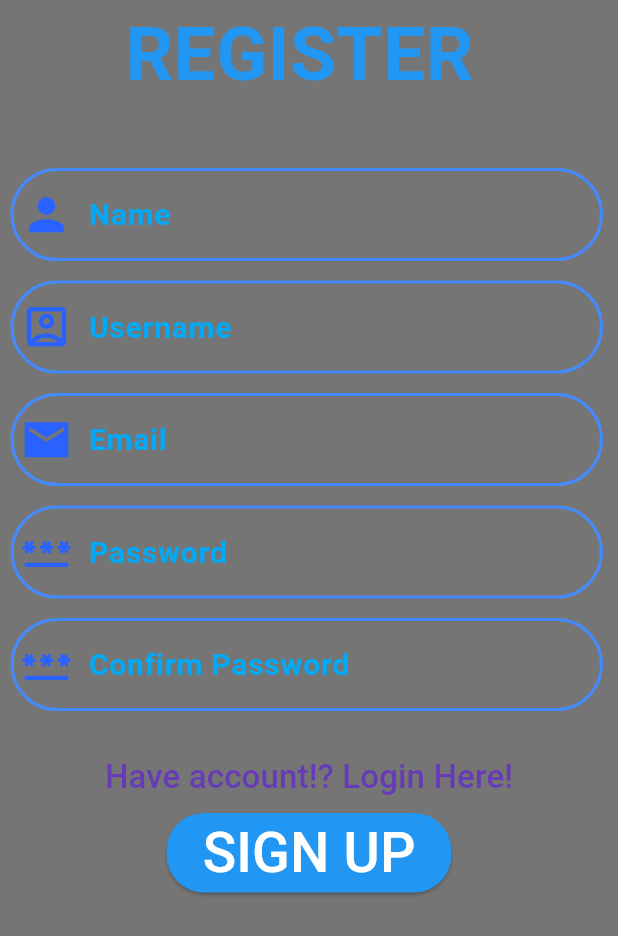
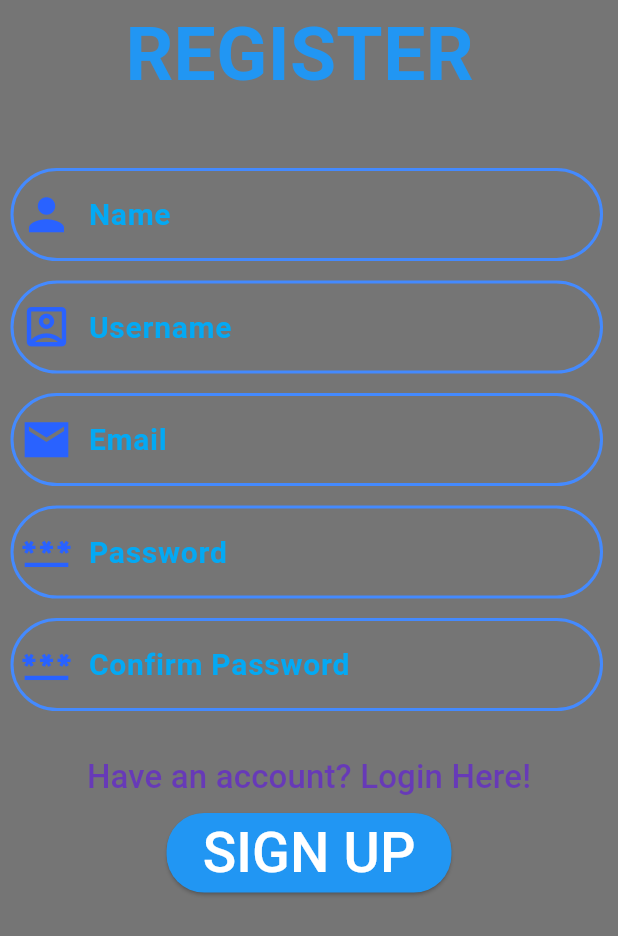
Before and after one commit to ossrndc/connectify, a Flutter app: the screen it shows after launch, after a tap on "No account? Register Here!", on a phone screen of 412 x 824 dp, the part 300-1236 px from its top. Run offline on Flutter 3.47's test engine with Material 3 defaults, Android fonts, the phone set to English and light mode, and no system bars; our stand-ins replace firebase_auth, firebase_core; accounts and stored records are empty; network calls fail.

Commit message:
fis some issues

```diff
--- a/lib/Common_widgets/Custom_Box.dart
+++ b/lib/Common_widgets/Custom_Box.dart
@@ -17,54 +17,72 @@ class Custom_Box extends StatefulWidget {
   final double right;
   final double bottom;
 
-   Custom_Box({super.key, required this.controller,required this.prefixicon, this.prefixIconColor=Colors.blueAccent, required this.hintText,this.top=2.0, this.left=7, this.right=10,this.bottom=11});
+  const Custom_Box({
+    Key? key,
+    required this.controller,
+    required this.prefixicon,
+    this.prefixIconColor = Colors.blueAccent,
+    required this.hintText,
+    this.top = 2.0,
+    this.left = 7,
+    this.right = 10,
+    this.bottom = 11,
+  }) : super(key: key);
 
   @override
   State<Custom_Box> createState() => _Custom_BoxState();
 }
 
 class _Custom_BoxState extends State<Custom_Box> {
+  Color hintTextColor = Colors.lightBlue;
+
   @override
   Widget build(BuildContext context) {
     return Padding(
-      padding: EdgeInsets.only(left:widget.left,right:widget.right,top:widget.top,bottom:widget.bottom),
+      padding: EdgeInsets.only(
+        left: widget.left,
+        right: widget.right,
+        top: widget.top,
+        bottom: widget.bottom,
+      ),
       child: SizedBox(
-        width: MediaQuery.of(context).size.width/1,
+        width: MediaQuery.of(context).size.width / 1,
         child: TextFormField(
-          onTap: (){},
-          validator: (value){},
+          onTap: () {},
+          validator: (value) {},
           controller: widget.controller,
-          decoration:  InputDecoration(
+          style: TextStyle(color: Colors.white), // Text color when typing
+          decoration: InputDecoration(
             prefixIcon: widget.prefixicon,
             prefixIconColor: widget.prefixIconColor,
-              hintText:widget.hintText,
+            hintText: widget.hintText,
             hintStyle: TextStyle(
-                color: Colors.lightBlue,
+              color: hintTextColor, // Initial hint text color
               fontSize: 20,
               fontWeight: FontWeight.bold,
             ),
-
-                //enabled border
-
+            // Enabled border
             enabledBorder: OutlineInputBorder(
               borderRadius: BorderRadius.circular(46),
               borderSide: BorderSide(
-                    width:2,color: Colors.blueAccent,
-                  )
+                width: 2,
+                color: Colors.blueAccent,
               ),
-
-              //focused border
-
+            ),
+            // Focused border
             focusedBorder: OutlineInputBorder(
               borderRadius: BorderRadius.circular(46),
               borderSide: BorderSide(
+                width: 2,
                 color: Colors.purple,
-                    width: 2,
-
-                  )
-              )
               ),
-
+            ),
+          ),
+          onChanged: (text) {
+            setState(() {
+              hintTextColor = Colors.white; // Change hint text color to white
+            });
+          },
         ),
       ),
     );
--- a/lib/Screens/SignUp.dart
+++ b/lib/Screens/SignUp.dart
@@ -1,110 +1,132 @@
+import 'package:flutter/material.dart';
+import 'package:firebase_auth/firebase_auth.dart';
 import 'package:connectify/Common_widgets/Button.dart';
 import 'package:connectify/Screens/Login.dart';
-import 'package:flutter/cupertino.dart';
-import 'package:flutter/material.dart';
-
 import '../Common_widgets/Custom_Box.dart';
 
 class SignUp extends StatefulWidget {
-
- const SignUp({super.key});
+  const SignUp({Key? key}) : super(key: key);
 
   @override
   State<SignUp> createState() => _SignUpState();
-
 }
 
 class _SignUpState extends State<SignUp> {
- bool textColorcheck = true;
- Color textColor=Colors.blue;
- //key
- final _signuformpkey =GlobalKey<FormState>();
-  final TextEditingController nameController=TextEditingController();
-  final TextEditingController usernameController=TextEditingController();
-  final TextEditingController emailController=TextEditingController();
-  final TextEditingController passwordController=TextEditingController();
-  final TextEditingController confirmPasswordController=TextEditingController();
+  bool textColorcheck = true;
+  Color textColor = Colors.blue;
+  FirebaseAuth _auth = FirebaseAuth.instance;
+  final GlobalKey<FormState> _signupformKey = GlobalKey<FormState>();
+  final TextEditingController nameController = TextEditingController();
+  final TextEditingController usernameController = TextEditingController();
+  final TextEditingController emailController = TextEditingController();
+  final TextEditingController passwordController = TextEditingController();
+  final TextEditingController confirmPasswordController = TextEditingController();
 
-  void changecolor(){
+  void changecolor() {
     setState(() {
-     textColor =textColorcheck?Colors.lightBlueAccent:Colors.purple;
+      textColor = textColorcheck ? Colors.lightBlueAccent : Colors.purple;
     });
   }
+
+  void signUpWithEmailAndPassword(BuildContext context) async {
+    try {
+      UserCredential userCredential = await _auth.createUserWithEmailAndPassword(
+        email: emailController.text,
+        password: passwordController.text,
+      );
+      print('User signed up: ${userCredential.user!.email}');
+      // Navigate to the next screen after successful signup
+
+         Navigator.pushNamed(context, "/MainPage");
+
+    } catch (e) {
+      print('Failed to sign up: $e');
+      // Handle signup errors here
+    }
+  }
+
   @override
   Widget build(BuildContext context) {
     return Scaffold(
-      backgroundColor:Colors.black54,
-      body:SingleChildScrollView(
+      backgroundColor: Colors.black54,
+      body: SingleChildScrollView(
         child: Form(
-          key:_signuformpkey,
+          key: _signupformKey,
           child: Column(
             children: [
               Padding(
-                padding: const EdgeInsets.only(top:0,bottom:0),
+                padding: const EdgeInsets.only(top: 0, bottom: 0),
                 child: Container(
-                  width:900,
-                  height:200,
-                  child: Image.asset('lib/Utility/Images/cube.jpg'
+                  width: 900,
+                  height: 200,
+                  child: Image.asset('lib/Utility/Images/cube.jpg'),
+                ),
+              ),
+              Text(
+                'REGISTER ',
+                style: TextStyle(
+                  color: Colors.blue,
+                  fontSize: 50,
+                  fontWeight: FontWeight.bold,
+                ),
+              ),
+              Custom_Box(
+                top: 40.0,
+                prefixIconColor: Colors.blueAccent.shade700,
+                controller: nameController,
+                prefixicon: Icon(Icons.person, size: 35),
+                hintText: 'Name',
+              ),
+              Custom_Box(
+                prefixIconColor: Colors.blueAccent.shade700,
+                controller: usernameController,
+                prefixicon: Icon(Icons.account_box_outlined, size: 35),
+                hintText: 'Username',
+              ),
+              Custom_Box(
+                prefixIconColor: Colors.blueAccent.shade700,
+                controller: emailController,
+                prefixicon: Icon(Icons.email_sharp, size: 35),
+                hintText: 'Email',
+              ),
+              Custom_Box(
+                prefixIconColor: Colors.blueAccent.shade700,
+                controller: passwordController,
+                prefixicon: Icon(Icons.password, size: 35),
+                hintText: 'Password',
+              ),
+              Custom_Box(
+                prefixIconColor: Colors.blueAccent.shade700,
+                controller: confirmPasswordController,
+                prefixicon: Icon(Icons.password, size: 35),
+                hintText: 'Confirm Password',
+              ),
+              SizedBox(
+                height: 9,
+              ),
+              TextButton(
+                onPressed: () {
+                  textColorcheck = !textColorcheck;
+                  changecolor();
+                  Navigator.push(
+                    context,
+                    MaterialPageRoute(builder: (context) => Login()),
+                  );
+                },
+                child: Text(
+                  'Have an account? Login Here!',
+                  style: TextStyle(
+                    fontSize: 22,
+                    color: Colors.deepPurple,
                   ),
                 ),
               ),
-              Text('REGISTER ',style: TextStyle(
-                color: Colors.blue,
-                fontSize: 50,
-                fontWeight: FontWeight.bold,
-              ),),
-              Custom_Box(
-                top:40.0,
-                prefixIconColor: Colors.blueAccent.shade700,
-                  controller:nameController,
-                  prefixicon:Icon(Icons.person,size:35),
-                  hintText:'Name'),
-
-              Custom_Box(
-                  prefixIconColor: Colors.blueAccent.shade700,
-                  controller:usernameController,
-                  prefixicon:Icon(Icons.account_box_outlined,size:35),
-                  hintText:'Username'),
-              Custom_Box(
-                  prefixIconColor: Colors.blueAccent.shade700,
-                  controller:emailController,
-                  prefixicon:Icon(Icons.email_sharp,size:35),
-                  hintText:'Email'),
-              Custom_Box(
-                  prefixIconColor: Colors.blueAccent.shade700,
-                  controller:passwordController,
-                  prefixicon:Icon(Icons.password,size:35),
-                  hintText:'Password'),
-              Custom_Box(
-                  prefixIconColor: Colors.blueAccent.shade700,
-                  controller:confirmPasswordController,
-                  prefixicon:Icon(Icons.password,size:35),
-                  hintText:'Confirm Password'),
-              SizedBox(
-                height:9,
+              Button(
+                onPressed: () => signUpWithEmailAndPassword(context),
+                Text: 'SIGN UP',
+                color: Colors.white,
+                size: 37.0,
               ),
-          TextButton(
-              onPressed: (){
-                textColorcheck=!textColorcheck;
-                changecolor();
-                Navigator.push(
-                  context,
-                  MaterialPageRoute(builder: (context)=>Login()
-                  ),);
-
-              }, child:Text(
-            'Have account!? Login Here!',style: TextStyle(
-                fontSize: 22,
-               color: Colors.deepPurple,
-
-          ),
-          ) ),
-          Button(
-            onPressed: (){
-                  Navigator.pushNamed(context, "/MainPage");
-            },
-              Text: 'SIGN UP', color: Colors.white, size: 37.0,
-          ),
             ],
           ),
         ),
--- a/lib/main.dart
+++ b/lib/main.dart
@@ -2,9 +2,13 @@ import 'package:connectify/Screens/Login.dart';
 import 'package:connectify/Screens/MainPage.dart';
 import 'package:connectify/Screens/SignUp.dart';
 import 'package:connectify/Screens/splash_screen.dart';
+import 'package:connectify/firebase_options.dart';
+import 'package:firebase_core/firebase_core.dart';
 import 'package:flutter/material.dart';
 
-void main() {
+void main() async {
+  WidgetsFlutterBinding.ensureInitialized();
+  await Firebase.initializeApp(options: DefaultFirebaseOptions.currentPlatform);
   runApp(const MyApp());
 }
 
@@ -16,17 +20,12 @@ class MyApp extends StatelessWidget {
   Widget build(BuildContext context) {
     return MaterialApp(
       debugShowCheckedModeBanner: false,
-            initialRoute: "Splash",
-
-         routes: {
-             "Splash":(context) =>  Splash(),
-             "/" :(context) =>   Login(),
-             "/SignUp":(context)=>SignUp(),
-            "/MainPage":(context)=>Main_Page(),
-
-
-
-         },
+      initialRoute: "/",
+      routes: {
+        "/": (context) => Login(),
+        "/SignUp": (context) => SignUp(),
+        "/MainPage": (context) => Main_Page(),
+      },
     );
   }
 }
```
Also changed, not shown: lib/Screens/Login.dart (+27 -12 lines), lib/Screens/chat_screen.dart (+13 -10 lines), firebase.json (added), lib/firebase_options.dart (added), pubspec.lock, 5 other files. Lines whose indentation alone changed are shown as unchanged.
